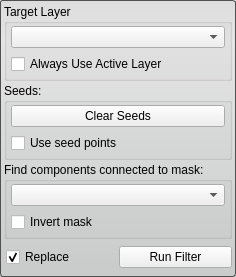
Qt form Interface/ToolInterface/ConnectedComponentFilterInterface.ui (jessdtate/Seg3D) before a commit.
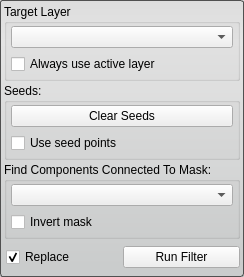
The same form after that commit. Custom widgets are drawn as their Qt base class.

Commit message: fixed Threshold Tool: Move "Create Threshold Layer" button to b... fixed Tools/Filters: Inconsistent capitalization for groupboxes fixed Tools/Filters: Inconsistent capitalization for checkboxes

```diff
--- a/Interface/ToolInterface/ConnectedComponentFilterInterface.ui
+++ b/Interface/ToolInterface/ConnectedComponentFilterInterface.ui
@@ -79,7 +79,7 @@
          <item>
           <widget class="QCheckBox" name="use_active_layer_">
            <property name="text">
-            <string>Always Use Active Layer</string>
+            <string>Always use active layer</string>
            </property>
           </widget>
          </item>
@@ -154,7 +154,7 @@
    <item>
     <widget class="QGroupBox" name="connected_to_mask_groupbox_">
      <property name="title">
-      <string>Find components connected to mask:</string>
+      <string>Find Components Connected To Mask:</string>
      </property>
      <layout class="QVBoxLayout" name="verticalLayout_5">
       <property name="leftMargin">
```
The commit also changes 52 other files.
